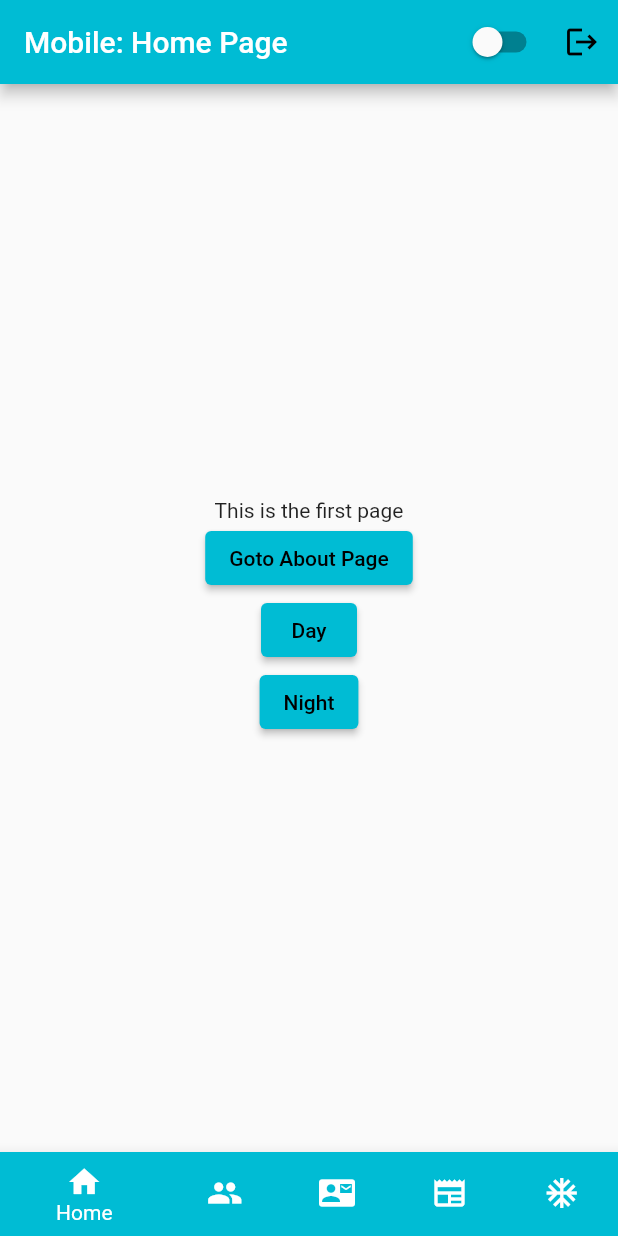
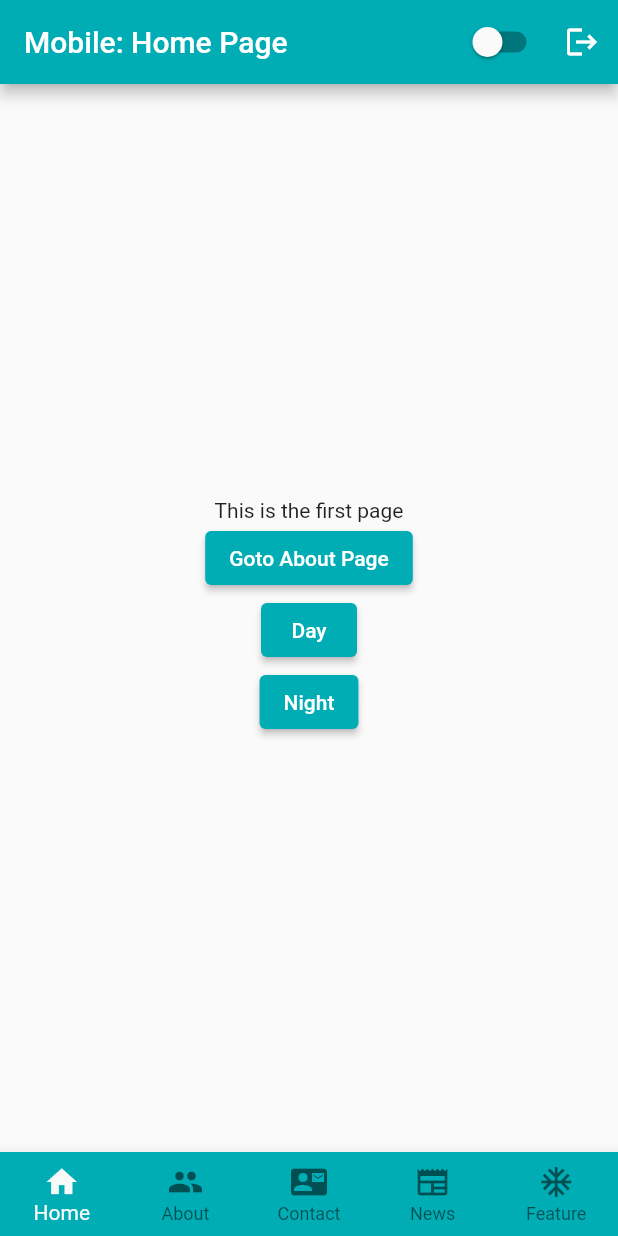
Before and after one commit to imshibaji/flutter_clean_architecture, a Flutter app: the screen it shows after launch, on a phone screen of 412 x 824 dp. Run offline on Flutter 3.47's test engine with Material 2 defaults, Android fonts, the phone set to English and light mode, and no system bars; our stand-ins replace dio, shared_preferences; statements that could not run were skipped.

Commit message:
Theme Colors Updated

```diff
--- a/lib/core/classes/theme_manager.dart
+++ b/lib/core/classes/theme_manager.dart
@@ -1,3 +1,4 @@
+import 'package:clean_archetructure/config/app_colors.dart';
 import 'package:flutter/material.dart';
 
 class AppTheme {
@@ -10,20 +11,35 @@ class AppTheme {
   ]) {
     light = light ??
         ThemeData(
-            brightness: Brightness.light,
-            primarySwatch: Colors.cyan,
-            bottomAppBarColor: Colors.white,
-            appBarTheme: const AppBarTheme(
-                titleTextStyle: TextStyle(
+          brightness: Brightness.light,
+          primarySwatch: AppColors.teal,
+          bottomAppBarColor: Colors.white,
+          appBarTheme: const AppBarTheme(
+            titleTextStyle: TextStyle(
               color: Colors.white,
               fontSize: 20,
               fontWeight: FontWeight.w500,
-            )));
+            ),
+          ),
+          navigationBarTheme: const NavigationBarThemeData(
+            backgroundColor: AppColors.teal,
+          ),
+          bottomNavigationBarTheme: const BottomNavigationBarThemeData(
+            backgroundColor: AppColors.teal,
+            selectedItemColor: Color.fromARGB(255, 248, 250, 250),
+          ),
+          bottomAppBarTheme: const BottomAppBarTheme(color: AppColors.teal),
+        );
 
     dark = dark ??
         ThemeData(
           brightness: Brightness.dark,
           primarySwatch: Colors.yellow,
+          bottomNavigationBarTheme: const BottomNavigationBarThemeData(
+            backgroundColor: AppColors.space,
+            selectedItemColor: AppColors.teal,
+            elevation: 8,
+          ),
         );
   }
 
--- /dev/null
+++ b/lib/core/utils/bottom_util.dart
@@ -0,0 +1,14 @@
+import 'package:clean_archetructure/config/app_colors.dart';
+import 'package:flutter/material.dart';
+
+BottomNavigationBarItem bottomNavigationBarItem({
+  required Widget icon,
+  String? label,
+  Color? backgroundColor,
+}) {
+  return BottomNavigationBarItem(
+    icon: icon,
+    label: label,
+    backgroundColor: backgroundColor ?? AppColors.teal,
+  );
+}
--- a/lib/features/main_app/widgets/bottom_bar.dart
+++ b/lib/features/main_app/widgets/bottom_bar.dart
@@ -1,5 +1,6 @@
 import 'package:clean_archetructure/core/classes/route_manager.dart';
 import 'package:clean_archetructure/config/app_theme.dart';
+import 'package:clean_archetructure/core/utils/bottom_util.dart';
 import 'package:flutter/material.dart';
 import 'package:provider/provider.dart';
 
@@ -26,6 +27,7 @@ class _BottomBarState extends State<BottomBar> {
   Widget build(BuildContext context) {
     var tm = context.read<ThemeProvider>();
     return BottomNavigationBar(
+        type: BottomNavigationBarType.fixed,
         currentIndex: index,
         onTap: (val) {
           tm.setNavIndex(val);
@@ -34,32 +36,16 @@ class _BottomBarState extends State<BottomBar> {
             navigator();
           });
         },
-        items: const [
-          BottomNavigationBarItem(
-            icon: Icon(Icons.home),
-            label: 'Home',
-            backgroundColor: Colors.cyan,
-          ),
-          BottomNavigationBarItem(
-            icon: Icon(Icons.people),
-            label: 'About',
-            backgroundColor: Colors.blueAccent,
-          ),
-          BottomNavigationBarItem(
-            icon: Icon(Icons.contact_mail),
-            label: 'Contact',
-            backgroundColor: Colors.redAccent,
-          ),
-          BottomNavigationBarItem(
-            icon: Icon(Icons.newspaper),
-            label: 'News',
-            backgroundColor: Colors.pink,
-          ),
-          BottomNavigationBarItem(
-            icon: Icon(Icons.ac_unit),
-            label: 'Feature',
-            backgroundColor: Colors.cyan,
-          ),
+        items: [
+          bottomNavigationBarItem(icon: const Icon(Icons.home), label: 'Home'),
+          bottomNavigationBarItem(
+              icon: const Icon(Icons.people), label: 'About'),
+          bottomNavigationBarItem(
+              icon: const Icon(Icons.contact_mail), label: 'Contact'),
+          bottomNavigationBarItem(
+              icon: const Icon(Icons.newspaper), label: 'News'),
+          bottomNavigationBarItem(
+              icon: const Icon(Icons.ac_unit), label: 'Feature'),
         ]);
   }
 
```
Also changed, not shown: lib/config/app_colors.dart (+32 -1 lines), lib/core/widgets/bottom_tab_bar.dart (+11 -26 lines).
